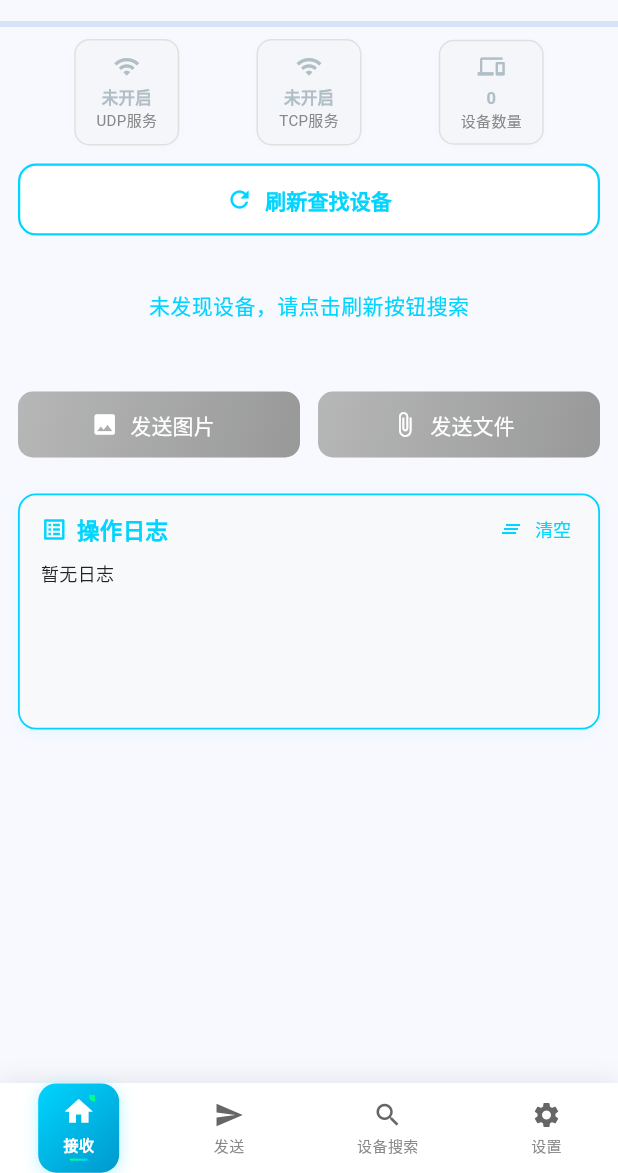
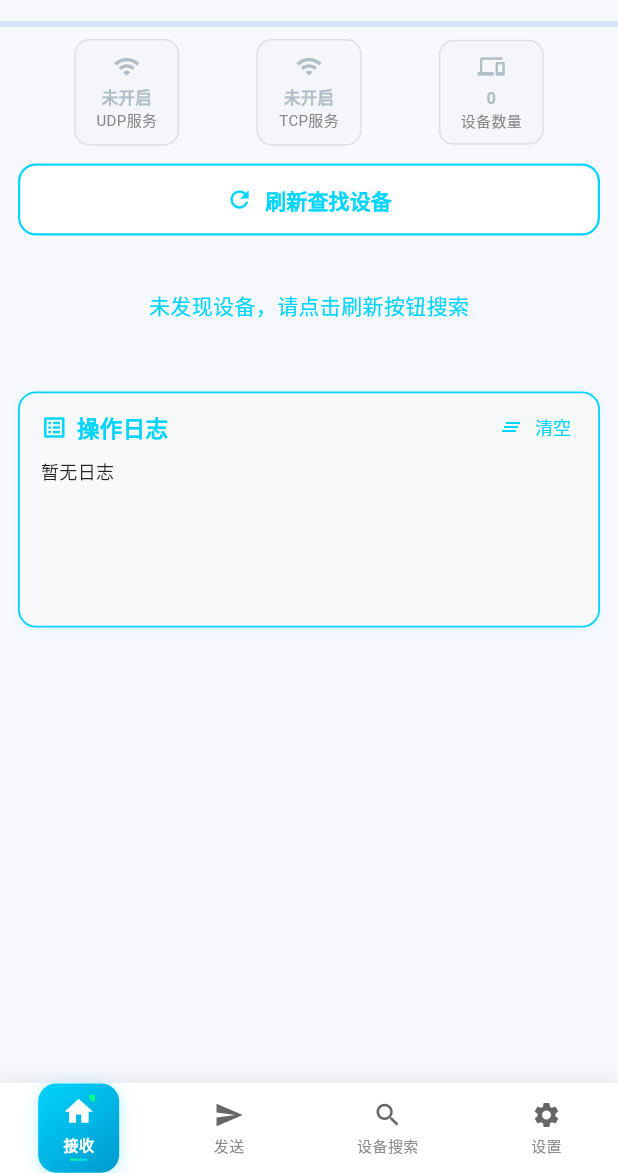
Before and after one commit to zoujinglong666/zouDrop, a Flutter app: the screen it shows after launch, after a tap on "刷新查找设备", after a tap on "清空", on a phone screen of 412 x 824 dp, the part 63-1236 px from its top. Run offline on Flutter 3.47's test engine with Material 3 defaults, Android fonts, the light colour scheme and no system bars; our stand-ins replace connectivity_plus, dio, image_picker, open_file, permission_handler, shared_preferences; missing offline and left inert: app_settings, dio_cache_interceptor, file_selector, http_cache_hive_store, udp; accounts and stored records are empty.

Commit message:
优化首页界面按钮

```diff
--- a/lib/pages/tabbar/home.dart
+++ b/lib/pages/tabbar/home.dart
@@ -13,6 +13,8 @@ import 'package:permission_handler/permission_handler.dart';
 import 'package:connectivity_plus/connectivity_plus.dart';
 import '../../common/DeviceManager.dart';
 import 'package:app_settings/app_settings.dart';
+
+import '../../components/GradientButton.dart';
 
 class HomePage extends StatefulWidget {
   const HomePage({super.key});
@@ -268,11 +270,10 @@ class _HomePageState extends State<HomePage> with WidgetsBindingObserver {
     return '${size.toStringAsFixed(2)} ${units[i]}';
   }
 
-
-
   Future<void> _requestPermissions(BuildContext context) async {
     try {
-      final statuses = await [
+      final statuses =
+          await [
             Permission.storage,
             Permission.manageExternalStorage,
             Permission.bluetooth,
@@ -285,12 +286,19 @@ class _HomePageState extends State<HomePage> with WidgetsBindingObserver {
 
         final shouldOpen = await showDialog<bool>(
           context: context,
-          builder: (_) => AlertDialog(
+          builder:
+              (_) => AlertDialog(
                 title: const Text('权限提示'),
                 content: const Text('您尚未授予定位权限，部分局域网功能将无法使用。\n是否前往设置开启？'),
                 actions: [
-              TextButton(onPressed: () => Navigator.pop(context, false), child: const Text('取消')),
-              TextButton(onPressed: () => Navigator.pop(context, true), child: const Text('前往设置')),
+                  TextButton(
+                    onPressed: () => Navigator.pop(context, false),
+                    child: const Text('取消'),
+                  ),
+                  TextButton(
+                    onPressed: () => Navigator.pop(context, true),
+                    child: const Text('前往设置'),
+                  ),
                 ],
               ),
         );
@@ -309,12 +317,21 @@ class _HomePageState extends State<HomePage> with WidgetsBindingObserver {
 
         final shouldOpenWifi = await showDialog<bool>(
           context: context,
-          builder: (_) => AlertDialog(
+          builder:
+              (_) => AlertDialog(
                 title: const Text('网络提示'),
-            content: const Text('您当前未连接 WiFi，局域网功能可能无法使用。\n是否前往打开 WiFi 设置？'),
+                content: const Text(
+                  '您当前未连接 WiFi，局域网功能可能无法使用。\n是否前往打开 WiFi 设置？',
+                ),
                 actions: [
-              TextButton(onPressed: () => Navigator.pop(context, false), child: const Text('取消')),
-              TextButton(onPressed: () => Navigator.pop(context, true), child: const Text('前往设置')),
+                  TextButton(
+                    onPressed: () => Navigator.pop(context, false),
+                    child: const Text('取消'),
+                  ),
+                  TextButton(
+                    onPressed: () => Navigator.pop(context, true),
+                    child: const Text('前往设置'),
+                  ),
                 ],
               ),
         );
@@ -871,22 +888,37 @@ class _HomePageState extends State<HomePage> with WidgetsBindingObserver {
                   width: double.infinity,
                   child: ElevatedButton.icon(
                     onPressed: isSearching ? null : _refreshDiscovery,
-                    icon: isSearching
+                    icon:
+                        isSearching
                             ? const SizedBox(
                               width: 16,
                               height: 16,
-                            child: CircularProgressIndicator(strokeWidth: 2, color: Color(0xFF00D4FF)),
+                              child: CircularProgressIndicator(
+                                strokeWidth: 2,
+                                color: Color(0xFF00D4FF),
+                              ),
                             )
-                        : const Icon(Icons.refresh, color: Color(0xFF00D4FF)),
+                            : const Icon(
+                              Icons.refresh,
+                              color: Color(0xFF00D4FF),
+                            ),
                     label: Text(
                       isSearching ? '正在搜索设备...' : '刷新查找设备',
-                      style: const TextStyle(color: Color(0xFF00D4FF), fontWeight: FontWeight.bold),
+                      style: const TextStyle(
+                        color: Color(0xFF00D4FF),
+                        fontWeight: FontWeight.bold,
+                      ),
                     ),
                     style: ElevatedButton.styleFrom(
                       backgroundColor: Colors.white,
                       elevation: 0,
-                      side: const BorderSide(color: Color(0xFF00D4FF), width: 1.5),
-                      shape: RoundedRectangleBorder(borderRadius: BorderRadius.circular(12)),
+                      side: const BorderSide(
+                        color: Color(0xFF00D4FF),
+                        width: 1.5,
+                      ),
+                      shape: RoundedRectangleBorder(
+                        borderRadius: BorderRadius.circular(12),
+                      ),
                       padding: const EdgeInsets.symmetric(vertical: 14),
                     ),
                   ),
@@ -897,23 +929,36 @@ class _HomePageState extends State<HomePage> with WidgetsBindingObserver {
                 if (discoveredIps.isEmpty)
                   const Padding(
                     padding: EdgeInsets.all(24.0),
-                    child: Center(child: Text('未发现设备，请点击刷新按钮搜索', style: TextStyle(color: Color(0xFF00D4FF)))),
+                    child: Center(
+                      child: Text(
+                        '未发现设备，请点击刷新按钮搜索',
+                        style: TextStyle(color: Color(0xFF00D4FF)),
+                      ),
+                    ),
                   )
                 else ...[
                   const Padding(
                     padding: EdgeInsets.symmetric(vertical: 8.0),
                     child: Text(
                       '发现的设备:',
-                      style: TextStyle(fontWeight: FontWeight.bold, color: Color(0xFF00D4FF), fontSize: 16),
+                      style: TextStyle(
+                        fontWeight: FontWeight.bold,
+                        color: Color(0xFF00D4FF),
+                        fontSize: 16,
+                      ),
                     ),
                   ),
                   ...discoveredIps.map(
                     (ip) => Container(
                       margin: const EdgeInsets.symmetric(vertical: 6),
                       decoration: BoxDecoration(
-                        gradient: connectedIp == ip
+                        gradient:
+                            connectedIp == ip
                                 ? const LinearGradient(
-                                colors: [Color(0xFF00D4FF), Color(0xFF0099CC)],
+                                  colors: [
+                                    Color(0xFF00D4FF),
+                                    Color(0xFF0099CC),
+                                  ],
                                   begin: Alignment.topLeft,
                                   end: Alignment.bottomRight,
                                 )
@@ -922,7 +967,8 @@ class _HomePageState extends State<HomePage> with WidgetsBindingObserver {
                         borderRadius: BorderRadius.circular(14),
                         boxShadow: [
                           BoxShadow(
-                            color: connectedIp == ip
+                            color:
+                                connectedIp == ip
                                     ? const Color(0xFF00D4FF).withOpacity(0.10)
                                     : Colors.black.withOpacity(0.03),
                             blurRadius: 10,
@@ -931,24 +977,37 @@ class _HomePageState extends State<HomePage> with WidgetsBindingObserver {
                         ],
                       ),
                       child: ListTile(
-                        contentPadding: const EdgeInsets.symmetric(horizontal: 16, vertical: 8),
+                        contentPadding: const EdgeInsets.symmetric(
+                          horizontal: 16,
+                          vertical: 8,
+                        ),
                         leading: Container(
                           width: 38,
                           height: 38,
                           decoration: BoxDecoration(
-                            gradient: connectedIp == ip
+                            gradient:
+                                connectedIp == ip
                                     ? const LinearGradient(
-                                    colors: [Color(0xFF00D4FF), Color(0xFF0099CC)],
+                                      colors: [
+                                        Color(0xFF00D4FF),
+                                        Color(0xFF0099CC),
+                                      ],
                                       begin: Alignment.topLeft,
                                       end: Alignment.bottomRight,
                                     )
                                     : null,
-                            color: connectedIp == ip ? null : const Color(0xFFF0F0F0),
+                            color:
+                                connectedIp == ip
+                                    ? null
+                                    : const Color(0xFFF0F0F0),
                             shape: BoxShape.circle,
                           ),
                           child: Icon(
                             connectedIp == ip ? Icons.link : Icons.devices,
-                            color: connectedIp == ip ? Colors.white : const Color(0xFF00D4FF),
+                            color:
+                                connectedIp == ip
+                                    ? Colors.white
+                                    : const Color(0xFF00D4FF),
                             size: 22,
                           ),
                         ),
@@ -959,7 +1018,10 @@ class _HomePageState extends State<HomePage> with WidgetsBindingObserver {
                             style: TextStyle(
                               fontWeight: FontWeight.bold,
                               decoration: TextDecoration.underline,
-                              color: connectedIp == ip ? Colors.white : const Color(0xFF222222),
+                              color:
+                                  connectedIp == ip
+                                      ? Colors.white
+                                      : const Color(0xFF222222),
                             ),
                           ),
                         ),
@@ -970,19 +1032,25 @@ class _HomePageState extends State<HomePage> with WidgetsBindingObserver {
                               ? '⚠️ 未连接'
                               : '🔌 正在连接其他设备',
                           style: TextStyle(
-                            color: connectedIp == ip ? Colors.white70 : const Color(0xFF888888),
+                            color:
+                                connectedIp == ip
+                                    ? Colors.white70
+                                    : const Color(0xFF888888),
                             fontWeight: FontWeight.w500,
                           ),
                         ),
                         trailing: ElevatedButton(
-                          onPressed: isSearching || (connectedIp == ip)
+                          onPressed:
+                              isSearching || (connectedIp == ip)
                                   ? null
                                   : () => _connectTo(ip),
                           style: ElevatedButton.styleFrom(
-                            backgroundColor: connectedIp == ip
+                            backgroundColor:
+                                connectedIp == ip
                                     ? Colors.white.withOpacity(0.18)
                                     : Colors.white,
-                            foregroundColor: connectedIp == ip
+                            foregroundColor:
+                                connectedIp == ip
                                     ? Colors.white
                                     : const Color(0xFF00D4FF),
                             shape: RoundedRectangleBorder(
@@ -993,7 +1061,10 @@ class _HomePageState extends State<HomePage> with WidgetsBindingObserver {
                           child: Text(
                             isLocalIp(ip) ? '本机' : '连接设备',
                             style: TextStyle(
-                              color: connectedIp == ip ? Colors.white : const Color(0xFF00D4FF),
+                              color:
+                                  connectedIp == ip
+                                      ? Colors.white
+                                      : const Color(0xFF00D4FF),
                             ),
                           ),
                         ),
@@ -1004,71 +1075,35 @@ class _HomePageState extends State<HomePage> with WidgetsBindingObserver {
 
                 const SizedBox(height: 24),
 
+                // 这里还不能使用花括号
+                if (connectedSocket != null)
                   // 文件操作按钮
                   Row(
                     children: [
                       Expanded(
-                      child: Container(
-                        height: 44,
-                        decoration: BoxDecoration(
-                          gradient: LinearGradient(
-                            colors: connectedSocket != null
-                                ? [Color(0xFF00D4FF), Color(0xFF0099CC)]
-                                : [Color(0xFFCCCCCC), Color(0xFFAAAAAA)],
-                            begin: Alignment.topLeft,
-                            end: Alignment.bottomRight,
-                          ),
-                          borderRadius: const BorderRadius.all(Radius.circular(10)),
-                        ),
-                        child: ElevatedButton.icon(
-                          onPressed: connectedSocket != null ? _pickAndSendFile : null,
+                        child: GradientButton(
+                          enabled: connectedSocket != null,
                           icon: const Icon(Icons.image, color: Colors.white),
-                          label: const Text('发送图片', style: TextStyle(color: Colors.white)),
-                          style: ElevatedButton.styleFrom(
-                            backgroundColor: Colors.transparent,
-                            shadowColor: Colors.transparent,
-                            elevation: 0,
-                            shape: RoundedRectangleBorder(
-                              borderRadius: BorderRadius.circular(10),
-                            ),
-                          ),
-                        ),
+                          label: '发送图片',
+                          onPressed: _pickAndSendFile,
                         ),
                       ),
                       const SizedBox(width: 12),
                       Expanded(
-                      child: Container(
-                        height: 44,
-                        decoration: BoxDecoration(
-                          gradient: LinearGradient(
-                            colors: connectedSocket != null
-                                ? [Color(0xFF00D4FF), Color(0xFF0099CC)]
-                                : [Color(0xFFCCCCCC), Color(0xFFAAAAAA)],
-                            begin: Alignment.topLeft,
-                            end: Alignment.bottomRight,
+                        child: GradientButton(
+                          enabled: connectedSocket != null,
+                          icon: const Icon(
+                            Icons.attach_file,
+                            color: Colors.white,
                           ),
-                          borderRadius: const BorderRadius.all(Radius.circular(10)),
-                        ),
-                        child: ElevatedButton.icon(
-                          onPressed: connectedSocket != null ? _pickAnyFile : null,
-                          icon: const Icon(Icons.attach_file, color: Colors.white),
-                          label: const Text('发送文件', style: TextStyle(color: Colors.white)),
-                          style: ElevatedButton.styleFrom(
-                            backgroundColor: Colors.transparent,
-                            shadowColor: Colors.transparent,
-                            elevation: 0,
-                            shape: RoundedRectangleBorder(
-                              borderRadius: BorderRadius.circular(10),
-                            ),
-                          ),
-                        ),
+                          label: '发送文件',
+                          onPressed: _pickAnyFile,
                         ),
                       ),
                     ],
                   ),
 
-                const SizedBox(height: 24),
-
+                if (connectedSocket != null) const SizedBox(height: 24),
                 // 日志区域
                 _buildLogModern(context),
               ],
@@ -1092,13 +1127,12 @@ class _HomePageState extends State<HomePage> with WidgetsBindingObserver {
       margin: const EdgeInsets.symmetric(horizontal: 2),
       padding: const EdgeInsets.symmetric(vertical: 8),
       decoration: BoxDecoration(
-        color: isActive
-            ? const Color(0x2200D4FF)
-            : const Color(0xFFF5F6FA),
+        color: isActive ? const Color(0x2200D4FF) : const Color(0xFFF5F6FA),
         borderRadius: BorderRadius.circular(10),
         boxShadow: [
           BoxShadow(
-            color: isActive
+            color:
+                isActive
                     ? const Color(0xFF00D4FF).withOpacity(0.06)
                     : Colors.black.withOpacity(0.01),
             blurRadius: 4,
@@ -1123,16 +1157,14 @@ class _HomePageState extends State<HomePage> with WidgetsBindingObserver {
             customText ?? (isActive ? '正常' : '未开启'),
             style: TextStyle(
               fontSize: 11,
-              color: isActive ? const Color(0xFF00D4FF) : const Color(0xFFB0BEC5),
+              color:
+                  isActive ? const Color(0xFF00D4FF) : const Color(0xFFB0BEC5),
               fontWeight: FontWeight.w600,
             ),
           ),
           Text(
             title,
-            style: const TextStyle(
-              fontSize: 10,
-              color: Color(0xFF888888),
-            ),
+            style: const TextStyle(fontSize: 10, color: Color(0xFF888888)),
           ),
         ],
       ),
@@ -1165,15 +1197,32 @@ class _HomePageState extends State<HomePage> with WidgetsBindingObserver {
               children: [
                 const Icon(Icons.list_alt, size: 18, color: Color(0xFF00D4FF)),
                 const SizedBox(width: 6),
-                const Text('操作日志', style: TextStyle(fontWeight: FontWeight.bold, fontSize: 15, color: Color(0xFF00D4FF))),
+                const Text(
+                  '操作日志',
+                  style: TextStyle(
+                    fontWeight: FontWeight.bold,
+                    fontSize: 15,
+                    color: Color(0xFF00D4FF),
+                  ),
+                ),
                 const Spacer(),
                 TextButton.icon(
                   onPressed: _clearLog,
-                  icon: const Icon(Icons.clear_all, size: 16, color: Color(0xFF00D4FF)),
-                  label: const Text('清空', style: TextStyle(fontSize: 12, color: Color(0xFF00D4FF))),
+                  icon: const Icon(
+                    Icons.clear_all,
+                    size: 16,
+                    color: Color(0xFF00D4FF),
+                  ),
+                  label: const Text(
+                    '清空',
+                    style: TextStyle(fontSize: 12, color: Color(0xFF00D4FF)),
+                  ),
                   style: TextButton.styleFrom(
                     foregroundColor: const Color(0xFF00D4FF),
-                    padding: const EdgeInsets.symmetric(horizontal: 8, vertical: 4),
+                    padding: const EdgeInsets.symmetric(
+                      horizontal: 8,
+                      vertical: 4,
+                    ),
                     minimumSize: Size.zero,
                     tapTargetSize: MaterialTapTargetSize.shrinkWrap,
                   ),
@@ -1189,10 +1238,7 @@ class _HomePageState extends State<HomePage> with WidgetsBindingObserver {
               controller: _scrollController,
               child: Text(
                 log.isEmpty ? '暂无日志' : log,
-                style: const TextStyle(
-                  fontSize: 12,
-                  color: Color(0xFF222222),
-                ),
+                style: const TextStyle(fontSize: 12, color: Color(0xFF222222)),
               ),
             ),
           ),
```
Also changed, not shown: lib/components/GradientButton.dart (added, +48 -0 lines). Lines whose indentation alone changed are shown as unchanged.
